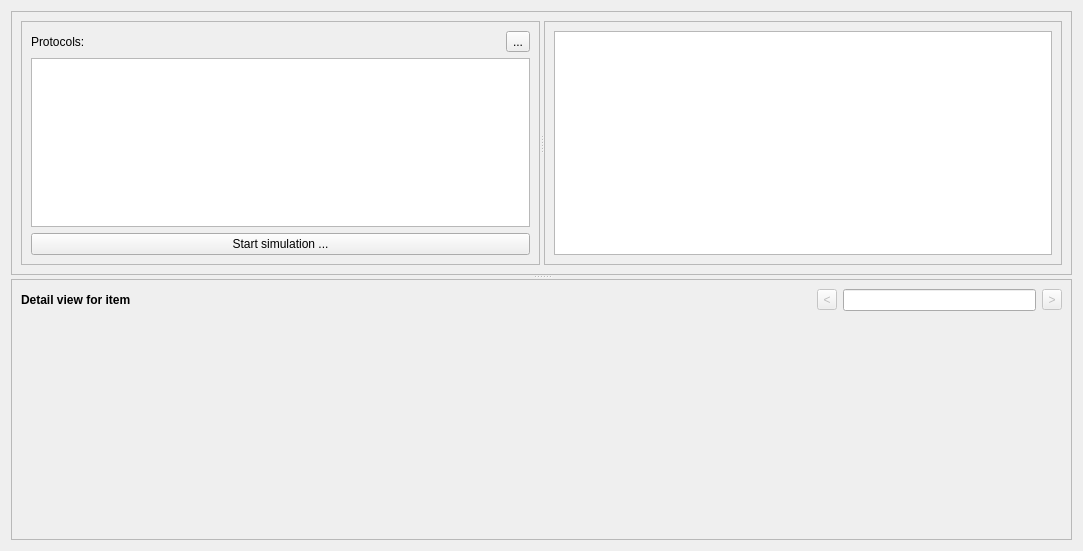
First picture: the form in ui/simulator.ui, repository jopohl/urh, before the edit.
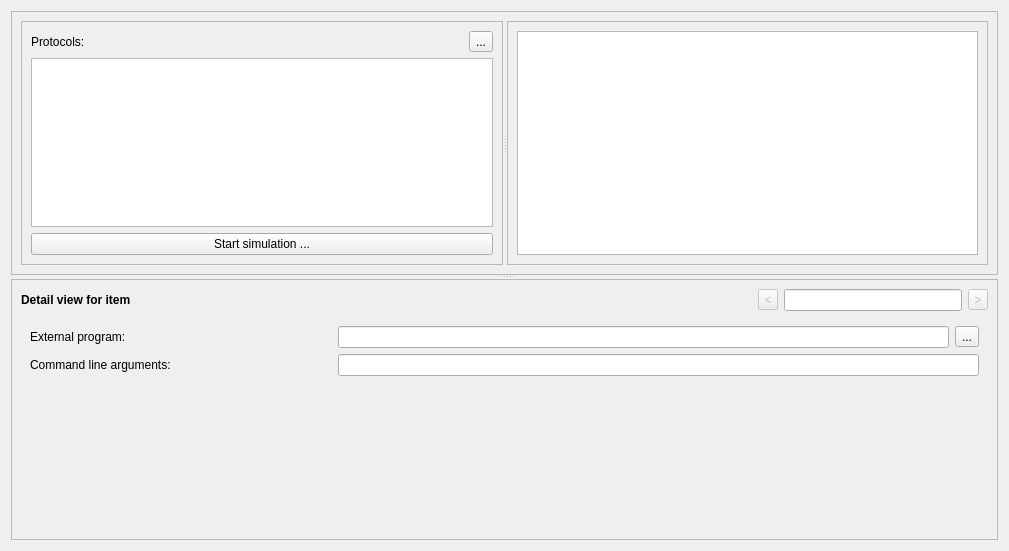
Second picture: the form after the edit. The open tabs and pages were chosen to show the change. Icons and pictures are not drawn. Custom widgets are drawn as their Qt base class.

Commit message: add detail view GUI draft for external program action

The edit to the form file:
```diff
--- a/ui/simulator.ui
+++ b/ui/simulator.ui
@@ -6,7 +6,7 @@
    <rect>
     <x>0</x>
     <y>0</y>
-    <width>1083</width>
+    <width>1009</width>
     <height>551</height>
    </rect>
   </property>
@@ -311,6 +311,50 @@
            </item>
           </layout>
          </widget>
+         <widget class="QWidget" name="page_ext_prog_action">
+          <layout class="QGridLayout" name="gridLayout_5">
+           <item row="2" column="0">
+            <widget class="QLabel" name="label_4">
+             <property name="text">
+              <string>Command line arguments:</string>
+             </property>
+            </widget>
+           </item>
+           <item row="2" column="1" colspan="3">
+            <widget class="QLineEdit" name="lineEdit_2"/>
+           </item>
+           <item row="1" column="0">
+            <widget class="QLabel" name="label_3">
+             <property name="text">
+              <string>External program:</string>
+             </property>
+            </widget>
+           </item>
+           <item row="1" column="3">
+            <widget class="QToolButton" name="toolButton_2">
+             <property name="text">
+              <string>...</string>
+             </property>
+            </widget>
+           </item>
+           <item row="3" column="0">
+            <spacer name="verticalSpacer_2">
+             <property name="orientation">
+              <enum>Qt::Vertical</enum>
+             </property>
+             <property name="sizeHint" stdset="0">
+              <size>
+               <width>20</width>
+               <height>40</height>
+              </size>
+             </property>
+            </spacer>
+           </item>
+           <item row="1" column="1" colspan="2">
+            <widget class="QLineEdit" name="lineEdit"/>
+           </item>
+          </layout>
+         </widget>
         </widget>
        </item>
        <item row="0" column="0">
```
The commit also changes 3 other files.
